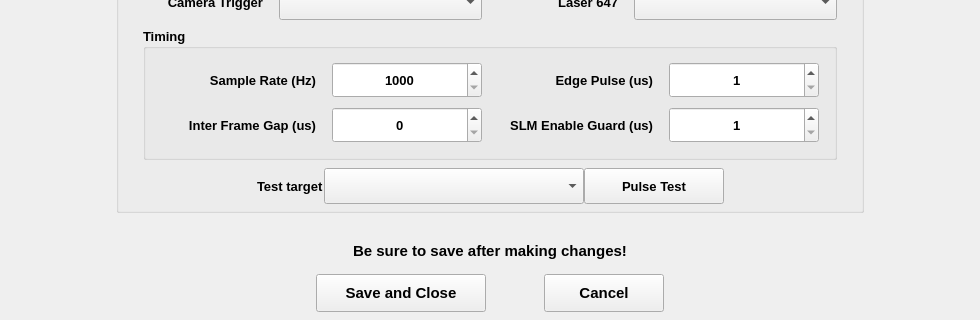
This is sim_control/sim_settings_dialog.ui in XinTan12/SIM_AutoSystem as Qt 5 draws it before an edit; both pictures show x 0 to 980 and y 320 to 640 of the 980 by 640 pixel window. The edited form follows.
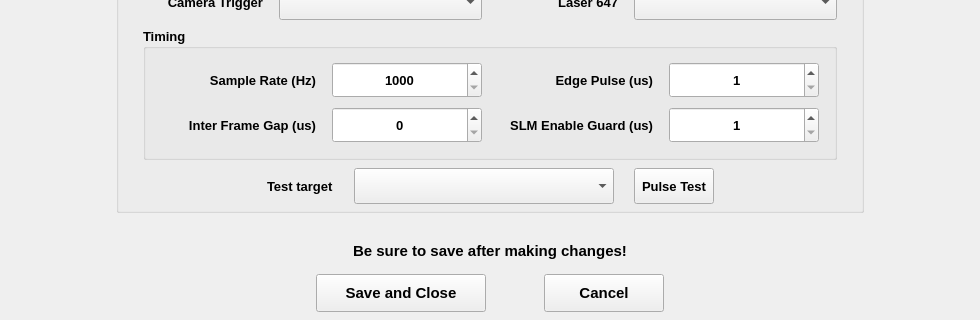
This is the edited form. The open tabs and pages were chosen to show the change.

The edit to the form file:
```diff
--- a/sim_control/sim_settings_dialog.ui
+++ b/sim_control/sim_settings_dialog.ui
@@ -356,6 +356,7 @@
            <property name="font">
             <font>
              <family>Segoe UI</family>
+             <pointsize>10</pointsize>
              <weight>75</weight>
              <bold>true</bold>
             </font>
@@ -1209,6 +1210,7 @@
                 <property name="font">
                  <font>
                   <family>Segoe UI</family>
+                  <pointsize>10</pointsize>
                   <weight>75</weight>
                   <bold>true</bold>
                  </font>
@@ -1218,6 +1220,22 @@
                 </property>
                </widget>
               </item>
+              <item>
+               <spacer name="horizontalSpacer_2">
+                <property name="orientation">
+                 <enum>Qt::Horizontal</enum>
+                </property>
+                <property name="sizeType">
+                 <enum>QSizePolicy::Preferred</enum>
+                </property>
+                <property name="sizeHint" stdset="0">
+                 <size>
+                  <width>20</width>
+                  <height>20</height>
+                 </size>
+                </property>
+               </spacer>
+              </item>
               <item>
                <widget class="QComboBox" name="combo_test_target">
                 <property name="minimumSize">
@@ -1229,10 +1247,29 @@
                 <property name="font">
                  <font>
                   <family>Segoe UI</family>
+                  <pointsize>10</pointsize>
+                  <weight>75</weight>
+                  <bold>true</bold>
                  </font>
                 </property>
                </widget>
               </item>
+              <item>
+               <spacer name="horizontalSpacer_3">
+                <property name="orientation">
+                 <enum>Qt::Horizontal</enum>
+                </property>
+                <property name="sizeType">
+                 <enum>QSizePolicy::Preferred</enum>
+                </property>
+                <property name="sizeHint" stdset="0">
+                 <size>
+                  <width>20</width>
+                  <height>20</height>
+                 </size>
+                </property>
+               </spacer>
+              </item>
               <item>
                <widget class="QPushButton" name="btn_pulse_test">
                 <property name="sizePolicy">
@@ -1243,19 +1280,20 @@
                 </property>
                 <property name="minimumSize">
                  <size>
-                  <width>140</width>
+                  <width>80</width>
                   <height>36</height>
                  </size>
                 </property>
                 <property name="maximumSize">
                  <size>
-                  <width>140</width>
+                  <width>100</width>
                   <height>36</height>
                  </size>
                 </property>
                 <property name="font">
                  <font>
                   <family>Segoe UI</family>
+                  <pointsize>10</pointsize>
                   <weight>75</weight>
                   <bold>true</bold>
                  </font>
```
Left out of the diff: 120 changed lines with no effect on the pictures. Lines whose indentation alone changed are shown as unchanged.
